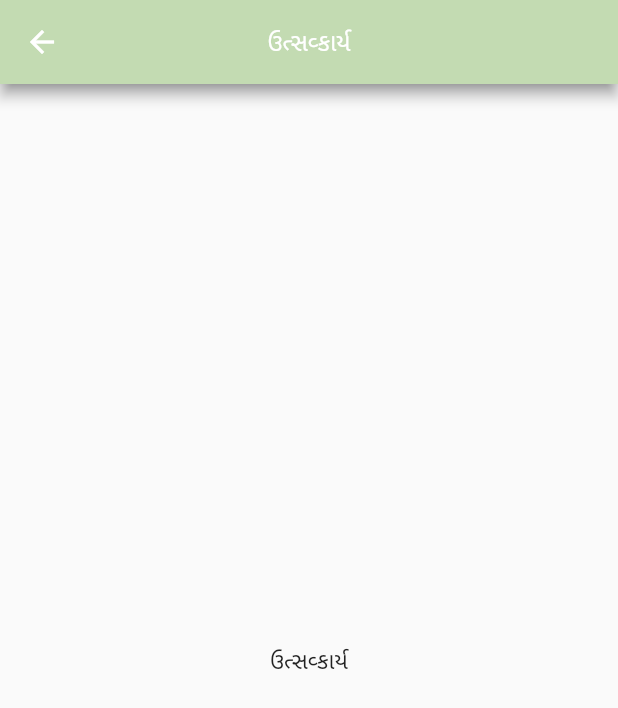
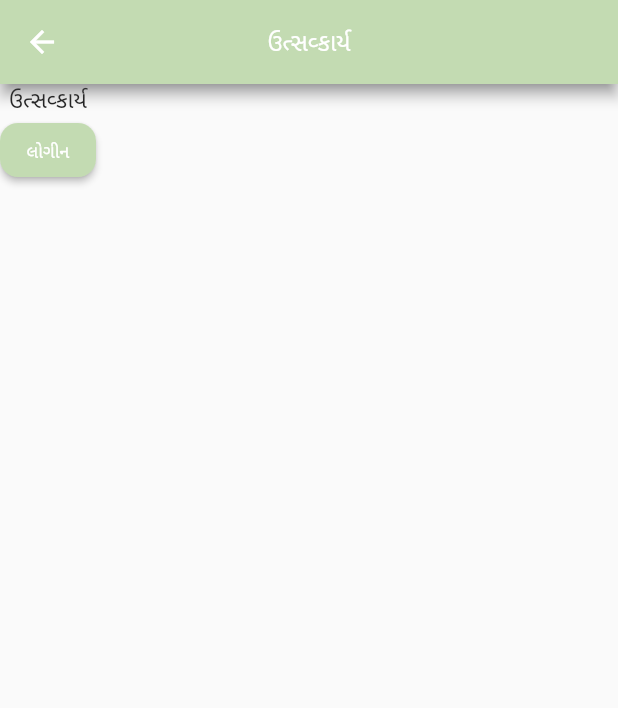
Before and after one commit to aamirsabri/cater_ease_update, a Flutter app: the screen it shows after launch, on a phone screen of 412 x 824 dp. Shown: the top 708 px of the screen. Run offline on Flutter 3.47's test engine with Material 2 defaults, Android fonts, the light colour scheme and no system bars; our stand-ins replace firebase_auth, firebase_core, flutter_easyloading, flutter_native_splash, internet_connection_checker, shared_preferences; accounts and stored records are empty; Roboto replaces fonts that are missing (Montserrat); project files that could hold a hidden picture were left out.

```diff
--- a/lib/app/language/language.dart
+++ b/lib/app/language/language.dart
@@ -6,4 +6,5 @@ abstract class Languages {
   }
 
   String get appName;
+  String? get loginLabel;
 }
--- a/lib/app/language/languageEn.dart
+++ b/lib/app/language/languageEn.dart
@@ -3,4 +3,7 @@ import 'language.dart';
 class LanguageEn extends Languages {
   @override
   String get appName => "Cate Ease";
+
+  @override
+  String? get loginLabel => "Login";
 }
--- a/lib/app/language/languageGu.dart
+++ b/lib/app/language/languageGu.dart
@@ -3,4 +3,7 @@ import 'language.dart';
 class LanguageGu extends Languages {
   @override
   String get appName => "ઉત્સવ્કાર્ય";
+
+  @override
+  String? get loginLabel => "લોગીન";
 }
--- a/lib/main.dart
+++ b/lib/main.dart
@@ -33,6 +33,7 @@ class MyApp extends StatefulWidget {
 
   static void setLocale(BuildContext context, Locale newLocale) {
     var state = context.findAncestorStateOfType<_MyAppState>();
+    print("new locale " + newLocale.toString());
     state?.setLocale(newLocale);
   }
 
@@ -43,7 +44,7 @@ class MyApp extends StatefulWidget {
 class _MyAppState extends State<MyApp> {
   // This widget is the root of your application.
 
-  Locale _locale = Locale('gu', '');
+  Locale? _locale;
 
   void setLocale(Locale locale) {
     setState(() {
--- a/lib/presentation/auth/login.dart
+++ b/lib/presentation/auth/login.dart
@@ -1,4 +1,5 @@
 import 'package:cater_ease/app/language/language.dart';
+import 'package:cater_ease/app/language/languageEn.dart';
 import 'package:cater_ease/app/language/locale_constants.dart';
 import 'package:cater_ease/presentation/color_manager.dart';
 import 'package:flutter/material.dart';
@@ -57,7 +58,17 @@ class _LoginScreenState extends State<LoginScreen> {
       appBar: AppBar(
         title: Text(Languages.of(context)?.appName ?? ""),
       ),
-      body: Center(child: Text(Languages.of(context)?.appName ?? "fdjhf")),
+      body: Column(
+        children: [
+          Text(Languages.of(context)?.appName ?? "Cater Ease"),
+          ElevatedButton(
+              onPressed: () async {
+                changeLanguage(context, "en");
+                setState(() {});
+              },
+              child: Text(Languages.of(context)?.loginLabel ?? ""))
+        ],
+      ),
     );
   }
 }
```
